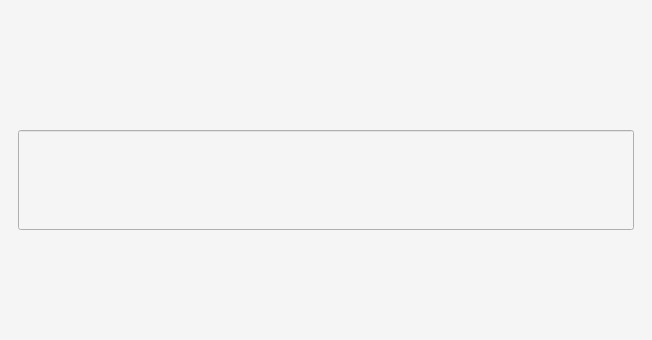
Above: calculator2.ui from 64dB0y/gui_calculator before the change; both pictures show x 0 to 652 and y 0 to 340 of the 652 by 778 pixel window. Below: the same form after it.
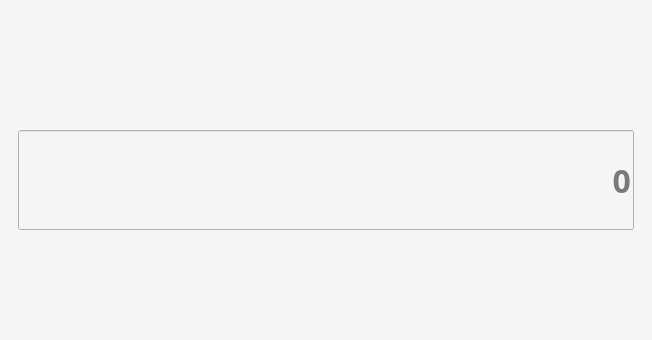
That is the form after the change.

Diff of the .ui file:
```diff
--- a/calculator2.ui
+++ b/calculator2.ui
@@ -42,6 +42,12 @@
            <property name="alignment">
             <set>Qt::AlignRight|Qt::AlignTrailing|Qt::AlignVCenter</set>
            </property>
+           <property name="readOnly">
+            <bool>true</bool>
+           </property>
+           <property name="placeholderText">
+            <string>0</string>
+           </property>
           </widget>
          </item>
         </layout>
```
